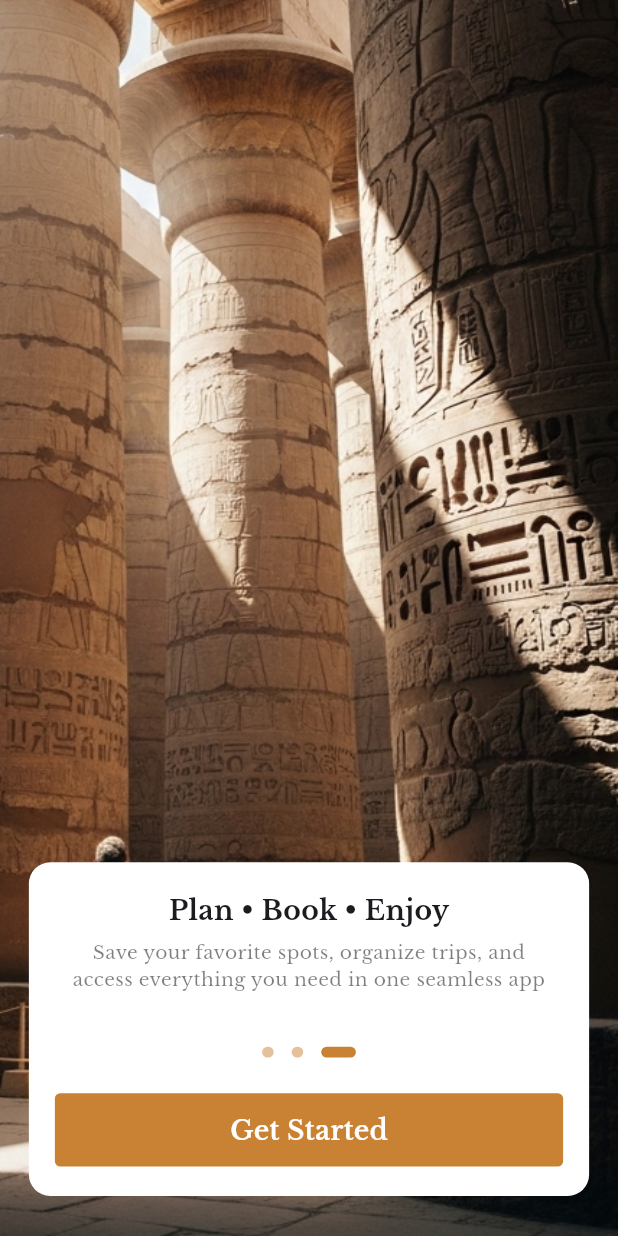
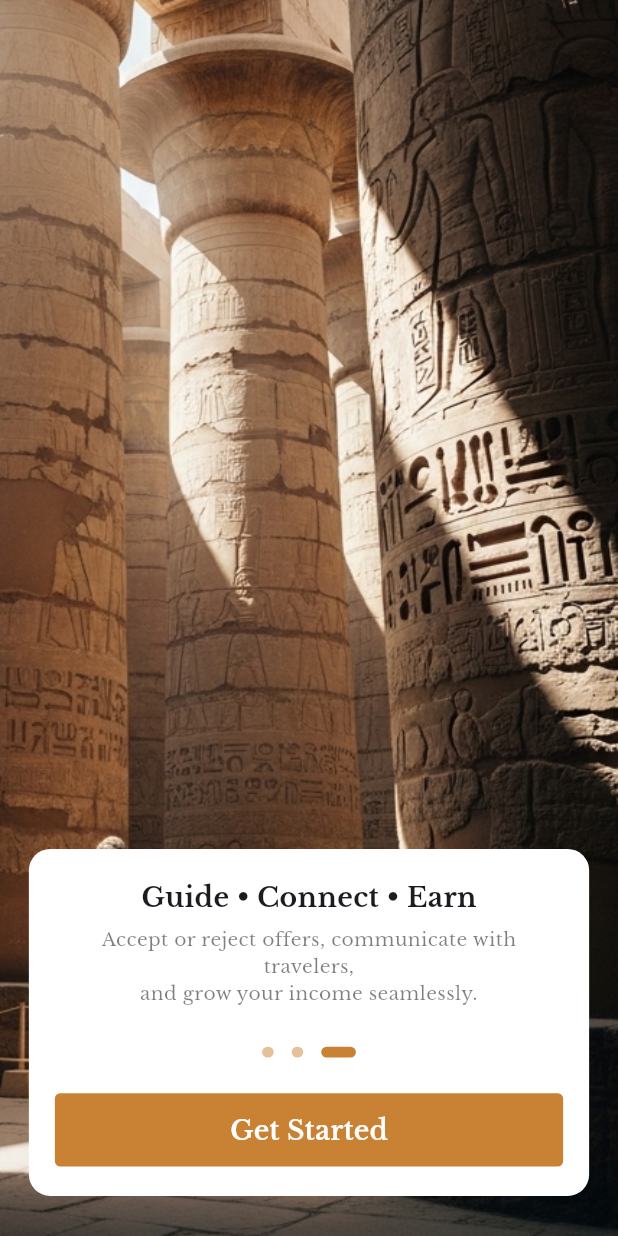
Before and after one commit to mohamedali015/EgyGo-Guide, a Flutter app: the screen it shows after launch, swiped to page 3, on a phone screen of 412 x 824 dp. Run offline on Flutter 3.47's test engine with Material 3 defaults, Android fonts, the phone set to English and light mode, and no system bars; drawn by our look-alikes of dots_indicator; our stand-ins replace cached_network_image, carousel_slider, dartz, dio, firebase_core, firebase_messaging and 18 more; missing offline and left inert: agora_rtc_engine; accounts and stored records are empty; project files that could hold a hidden picture were left out.

Commit message:
Add loading state to guide active status toggle and update onboarding text

```diff
--- a/lib/core/user/manager/user_cubit/user_cubit.dart
+++ b/lib/core/user/manager/user_cubit/user_cubit.dart
@@ -55,6 +55,12 @@ class UserCubit extends Cubit<UserState> {
 
   /// toggle guide active status
   Future<void> toggleGuideActiveStatus() async {
+    // Show loading state
+    emit(UserUpdateLoading());
+
+    // Fake 3 seconds loading
+    await Future.delayed(Duration(seconds: 3));
+
     // Toggle the status locally
     isGuideActive = !isGuideActive;
 
--- a/lib/core/utils/app_strings.dart
+++ b/lib/core/utils/app_strings.dart
@@ -3,17 +3,30 @@ abstract class AppStrings {
   static const String skip = "Skip";
   static const String next = "Next";
   static const String getStarted = "Get Started";
-  static const String onBoardingTitle1 = 'HI. Welcome to Egy Go!';
+
+  // static const String onBoardingTitle1 = 'HI. Welcome to Egy Go!';
+  // static const String onBoardingSubtitle1 =
+  //     'Start your journey with a curated view of Egypt’s most iconic places and\ninspiring experiences—all in one place.';
+  //
+  // static const String onBoardingTitle2 = 'Smart Travel Guidance';
+  // static const String onBoardingSubtitle2 =
+  //     'Get real-time tips, personalized routes, and\ntrusted guides to make every step effortless';
+  //
+  // static const String onBoardingTitle3 = 'Plan • Book • Enjoy';
+  // static const String onBoardingSubtitle3 =
+  //     'Save your favorite spots, organize trips, and\naccess everything you need in one seamless app';
+
+  static const String onBoardingTitle1 = 'Welcome, Guide!';
   static const String onBoardingSubtitle1 =
-      'Start your journey with a curated view of Egypt’s most iconic places and\ninspiring experiences—all in one place.';
+      'Discover new trips, connect with travelers, and\nstart guiding unforgettable experiences across Egypt.';
 
-  static const String onBoardingTitle2 = 'Smart Travel Guidance';
+  static const String onBoardingTitle2 = 'Manage Trips in Real-Time';
   static const String onBoardingSubtitle2 =
-      'Get real-time tips, personalized routes, and\ntrusted guides to make every step effortless';
+      'Receive trip requests, join calls instantly, and\nstay updated with live trip status changes.';
 
-  static const String onBoardingTitle3 = 'Plan • Book • Enjoy';
+  static const String onBoardingTitle3 = 'Guide • Connect • Earn';
   static const String onBoardingSubtitle3 =
-      'Save your favorite spots, organize trips, and\naccess everything you need in one seamless app';
+      'Accept or reject offers, communicate with travelers,\nand grow your income seamlessly.';
 
   ///// get started screen /////
   static const String getStartedTitle = "Discover\nAmazing Places";
--- a/lib/features/profile/views/profile_view.dart
+++ b/lib/features/profile/views/profile_view.dart
@@ -1,3 +1,4 @@
+import 'package:egy_go_guide/features/trip/views/trips_view.dart';
 import 'package:flutter/material.dart';
 
 import 'package:flutter_bloc/flutter_bloc.dart';
@@ -107,7 +108,7 @@ class ProfileView extends StatelessWidget {
             ProfileRowWidget(
               title: AppStrings.myTrips,
               imagePath: AppAssets.trips,
-              goTo: Placeholder(),
+              goTo: TripsView(),
             ),
             SizedBox(height: MyResponsive.height(value: 38)),
             ProfileRowWidget(
--- a/lib/features/splash_and_onboarding/views/widgets/on_boarding_widgets/on_boarding_container_widget.dart
+++ b/lib/features/splash_and_onboarding/views/widgets/on_boarding_widgets/on_boarding_container_widget.dart
@@ -19,7 +19,7 @@ class OnBoardingContainerWidget extends StatelessWidget {
   Widget build(BuildContext context) {
     var cubit = OnBoardingCubit.get(context);
     return Container(
-      height: MyResponsive.height(value: 250),
+      height: MyResponsive.height(value: 260),
       padding: MyResponsive.paddingSymmetric(
         horizontal: 18,
         vertical: 22,
```
Also changed, not shown: lib/features/auth/views/widgets/login_widgets/login_view_body.dart (+20 -20 lines), lib/features/profile/views/widgets/my_profile_widgets/my_profile_view_body.dart (+35 -14 lines).
